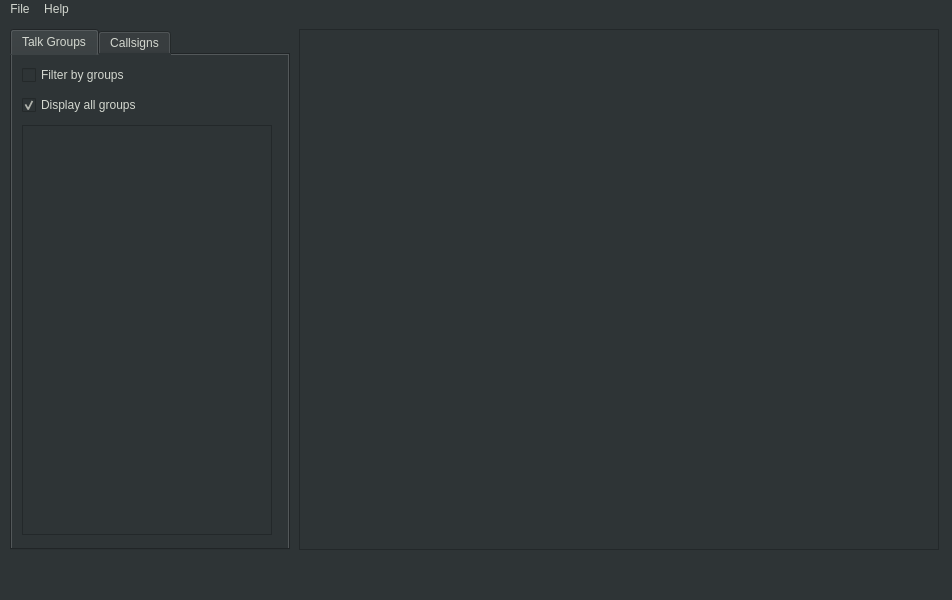
ut8uu/U2.Suite.Python, file Sources/U2.Suite/brandmeister/ui/BmMonitorMainWindow.ui: the form before one commit.
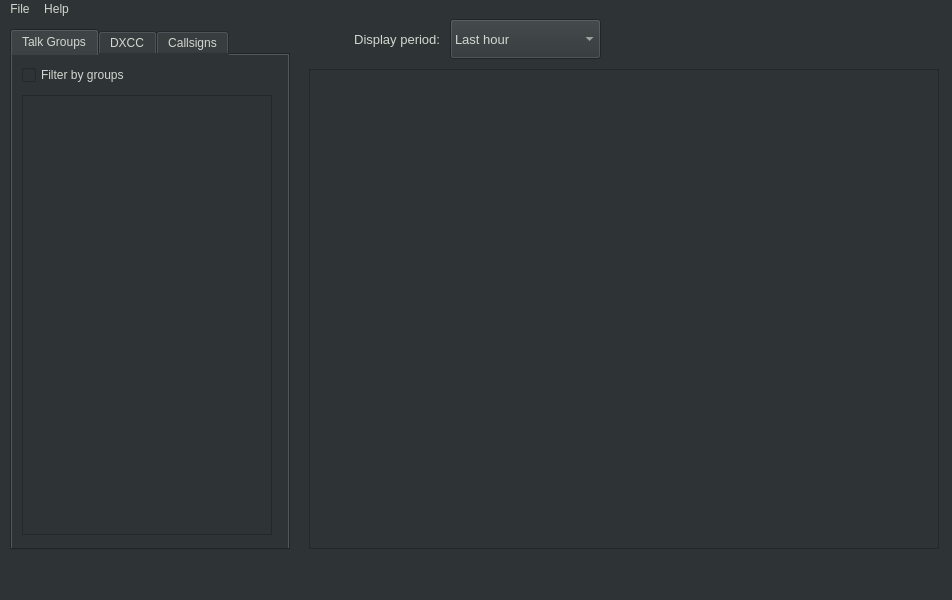
The form after the commit.

```diff
--- a/Sources/U2.Suite/brandmeister/ui/BmMonitorMainWindow.ui
+++ b/Sources/U2.Suite/brandmeister/ui/BmMonitorMainWindow.ui
@@ -54,29 +54,49 @@
        <string>Filter by groups</string>
       </property>
      </widget>
-     <widget class="QCheckBox" name="cbDisplayAllGroups">
-      <property name="geometry">
-       <rect>
-        <x>10</x>
-        <y>40</y>
-        <width>190</width>
-        <height>20</height>
-       </rect>
-      </property>
-      <property name="text">
-       <string>Display all groups</string>
-      </property>
-      <property name="checked">
-       <bool>true</bool>
-      </property>
-     </widget>
      <widget class="QListView" name="lbGroups">
       <property name="geometry">
        <rect>
         <x>10</x>
-        <y>70</y>
+        <y>40</y>
         <width>250</width>
-        <height>410</height>
+        <height>440</height>
+       </rect>
+      </property>
+      <property name="font">
+       <font>
+        <family>JetBrains Mono</family>
+        <pointsize>8</pointsize>
+        <weight>50</weight>
+        <bold>false</bold>
+       </font>
+      </property>
+     </widget>
+    </widget>
+    <widget class="QWidget" name="tab_3">
+     <attribute name="title">
+      <string>DXCC</string>
+     </attribute>
+     <widget class="QCheckBox" name="cbFilterByDxcc">
+      <property name="geometry">
+       <rect>
+        <x>10</x>
+        <y>10</y>
+        <width>190</width>
+        <height>20</height>
+       </rect>
+      </property>
+      <property name="text">
+       <string>Filter by DXCC</string>
+      </property>
+     </widget>
+     <widget class="QListView" name="lbCountries">
+      <property name="geometry">
+       <rect>
+        <x>10</x>
+        <y>40</y>
+        <width>250</width>
+        <height>440</height>
        </rect>
       </property>
       <property name="font">
@@ -129,24 +149,90 @@
      </widget>
     </widget>
    </widget>
-   <widget class="QListWidget" name="monitoringList">
+   <widget class="QComboBox" name="cbTimestampFilter">
     <property name="geometry">
      <rect>
-      <x>299</x>
-      <y>10</y>
-      <width>640</width>
-      <height>521</height>
+      <x>450</x>
+      <y>0</y>
+      <width>151</width>
+      <height>40</height>
+     </rect>
+    </property>
+    <property name="font">
+     <font>
+      <pointsize>10</pointsize>
+     </font>
+    </property>
+    <item>
+     <property name="text">
+      <string>Last hour</string>
+     </property>
+    </item>
+    <item>
+     <property name="text">
+      <string>Last 6 hours</string>
+     </property>
+    </item>
+    <item>
+     <property name="text">
+      <string>Last 12 hours</string>
+     </property>
+    </item>
+    <item>
+     <property name="text">
+      <string>Last 24 hours</string>
+     </property>
+    </item>
+    <item>
+     <property name="text">
+      <string>Last week</string>
+     </property>
+    </item>
+    <item>
+     <property name="text">
+      <string>All</string>
+     </property>
+    </item>
+   </widget>
+   <widget class="QListView" name="monitoringList">
+    <property name="geometry">
+     <rect>
+      <x>309</x>
+      <y>50</y>
+      <width>630</width>
+      <height>480</height>
      </rect>
     </property>
     <property name="font">
      <font>
       <family>JetBrains Mono</family>
-      <pointsize>12</pointsize>
+      <pointsize>13</pointsize>
       <weight>50</weight>
       <bold>false</bold>
      </font>
     </property>
    </widget>
+   <widget class="QLabel" name="lblDisplay">
+    <property name="geometry">
+     <rect>
+      <x>310</x>
+      <y>10</y>
+      <width>130</width>
+      <height>20</height>
+     </rect>
+    </property>
+    <property name="font">
+     <font>
+      <pointsize>10</pointsize>
+     </font>
+    </property>
+    <property name="text">
+     <string>Display period:</string>
+    </property>
+    <property name="alignment">
+     <set>Qt::AlignRight|Qt::AlignTrailing|Qt::AlignVCenter</set>
+    </property>
+   </widget>
   </widget>
   <widget class="QMenuBar" name="menubar">
    <property name="geometry">
```
Left out of the diff: 8 changed lines with no effect on the pictures.
